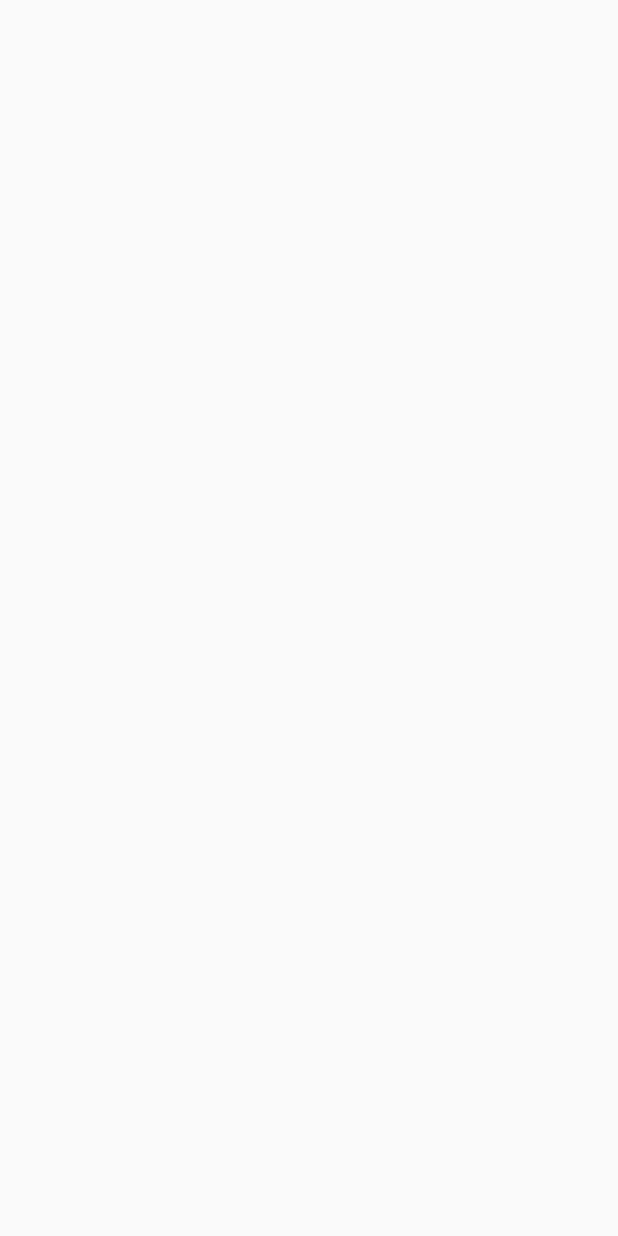
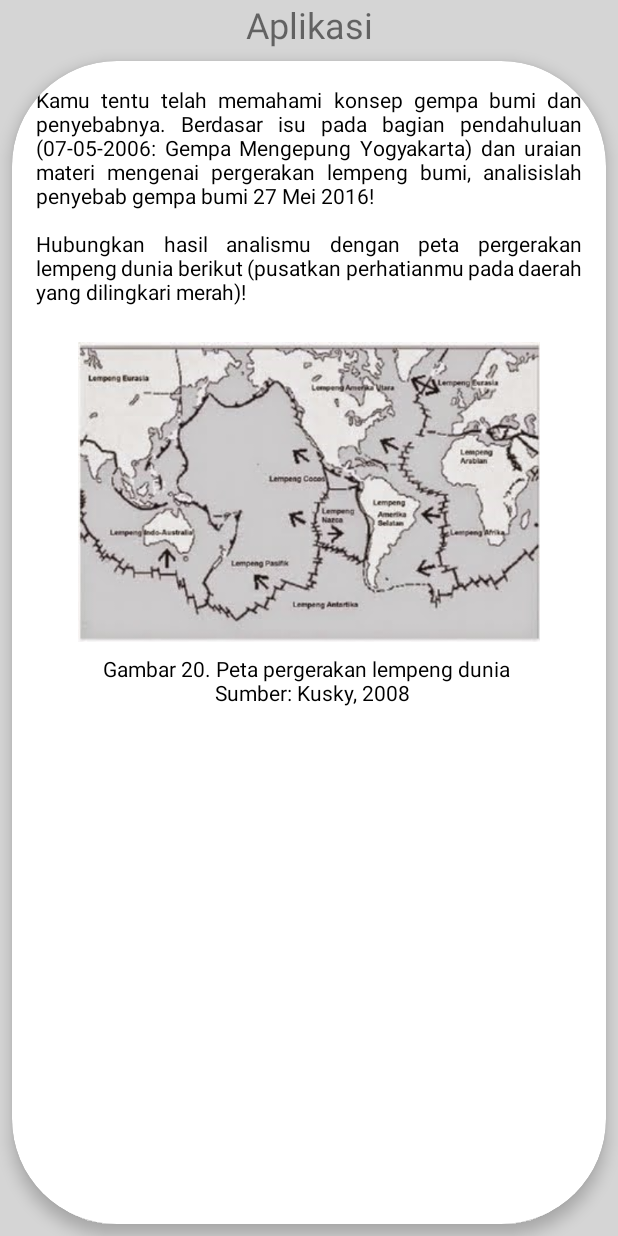
Before and after one commit to FazaAzizi/bookApps, an Android app: the St1AplikasiActivity screen opened directly, with no data from a screen before it, on a phone screen of 412 x 824 dp. Before the commit the screen is empty. Run offline under Robolectric (Android 15) with nearby library versions, the phone set to English and light mode, and no system bars.

Commit message:
update string

```diff
--- a/app/src/main/res/layout/activity_st1_aplikasi.xml
+++ b/app/src/main/res/layout/activity_st1_aplikasi.xml
@@ -1,11 +1,74 @@
 <?xml version="1.0" encoding="utf-8"?>
-<androidx.constraintlayout.widget.ConstraintLayout xmlns:android="http://schemas.android.com/apk/res/android"
+<LinearLayout xmlns:android="http://schemas.android.com/apk/res/android"
     xmlns:app="http://schemas.android.com/apk/res-auto"
     xmlns:tools="http://schemas.android.com/tools"
+    xmlns:card_view="http://schemas.android.com/apk/res-auto"
     android:layout_width="match_parent"
     android:layout_height="match_parent"
+    android:orientation="vertical"
+    android:background="@color/bkg"
     tools:context=".st1.St1AplikasiActivity">
 
 
+    <TextView
+        android:layout_width="match_parent"
+        android:layout_height="wrap_content"
+        android:text="Aplikasi"
+        android:textSize="24sp"
+        android:gravity="center_horizontal"/>
+    <androidx.cardview.widget.CardView
+        android:layout_width="match_parent"
+        android:layout_height="match_parent"
+        android:layout_margin="8dp"
+        android:padding="8dp"
+        app:cardCornerRadius="70dp"
+        app:cardBackgroundColor="@android:color/white"
+        android:paddingBottom="32dp"
+        card_view:cardElevation="6dp"
+        card_view:cardPreventCornerOverlap="false"
+        >
+        <ScrollView
+            android:layout_width="match_parent"
+            android:layout_height="match_parent"
+            android:layout_margin="8dp"
+            android:paddingBottom="32dp">
 
-</androidx.constraintlayout.widget.ConstraintLayout>
+
+            <LinearLayout
+                android:layout_width="match_parent"
+                android:layout_height="wrap_content"
+                android:orientation="vertical">
+
+
+                <TextView
+                    android:justificationMode="inter_word"
+                    android:layout_width="match_parent"
+                    android:layout_height="wrap_content"
+                    android:layout_margin="8dp"
+                    android:textColor="@android:color/black"
+                    android:text="@string/txtST1aplikasi"/>
+
+
+                <ImageView
+                    android:layout_width="match_parent"
+                    android:layout_height="200dp"
+                    android:scaleType="fitCenter"
+                    android:src="@drawable/st1gambar20" />
+                <TextView
+                    android:gravity="center_horizontal"
+                    android:layout_width="match_parent"
+                    android:layout_height="wrap_content"
+                    android:layout_margin="8dp"
+                    android:textColor="@android:color/black"
+                    android:text="@string/txtST1gambar20"/>
+
+
+            </LinearLayout>
+        </ScrollView>
+
+    </androidx.cardview.widget.CardView>
+
+
+
+
+</LinearLayout>
--- a/app/src/main/res/layout/activity_st2_aplikasi.xml
+++ b/app/src/main/res/layout/activity_st2_aplikasi.xml
@@ -6,4 +6,6 @@
 
     tools:context=".st2.St2AplikasiActivity">
 
+
+
 </LinearLayout>
--- a/app/src/main/res/values/strings.xml
+++ b/app/src/main/res/values/strings.xml
@@ -226,7 +226,8 @@
 
     <string name="txtST1aplikasi">
         Kamu tentu telah memahami konsep gempa bumi dan penyebabnya. Berdasar isu pada bagian pendahuluan (07-05-2006: Gempa Mengepung Yogyakarta) dan uraian materi mengenai pergerakan lempeng bumi, analisislah penyebab gempa bumi 27 Mei 2016!
-        \n\n Hubungkan hasil analismu dengan peta pergerakan lempeng dunia berikut (pusatkan perhatianmu pada daerah yang dilingkari merah)!
+        \n\nHubungkan hasil analismu dengan peta pergerakan lempeng dunia berikut (pusatkan perhatianmu pada daerah yang dilingkari merah)!
+        \n
     </string>
 
     <string name="txtST1gambar20">
```
